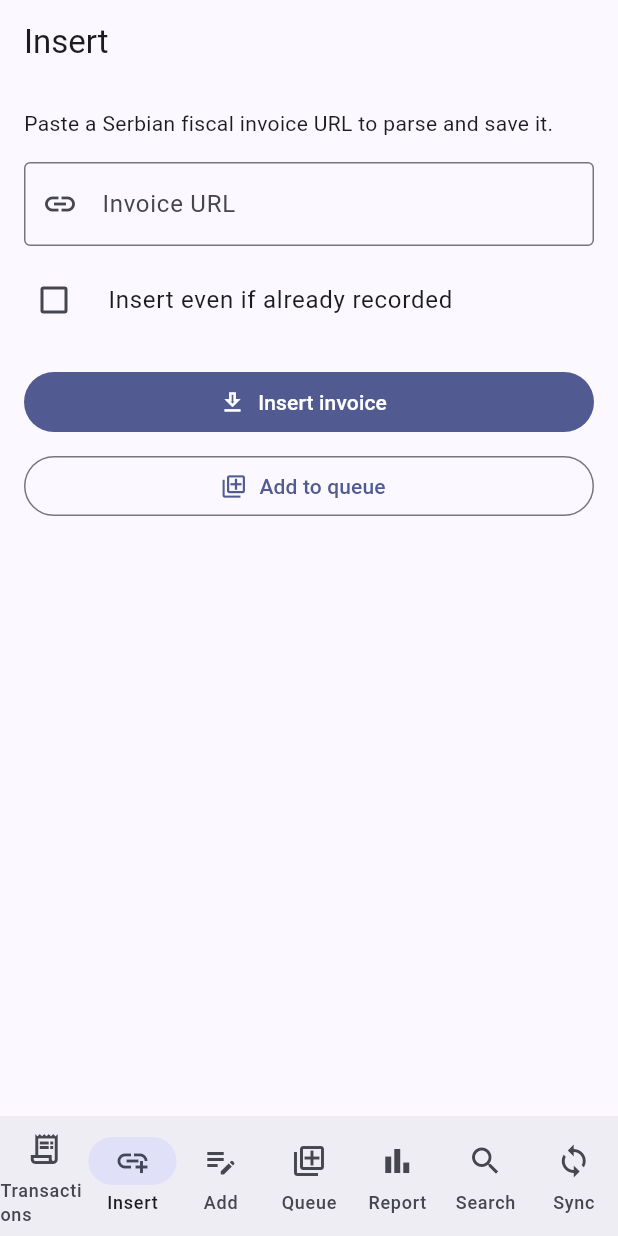
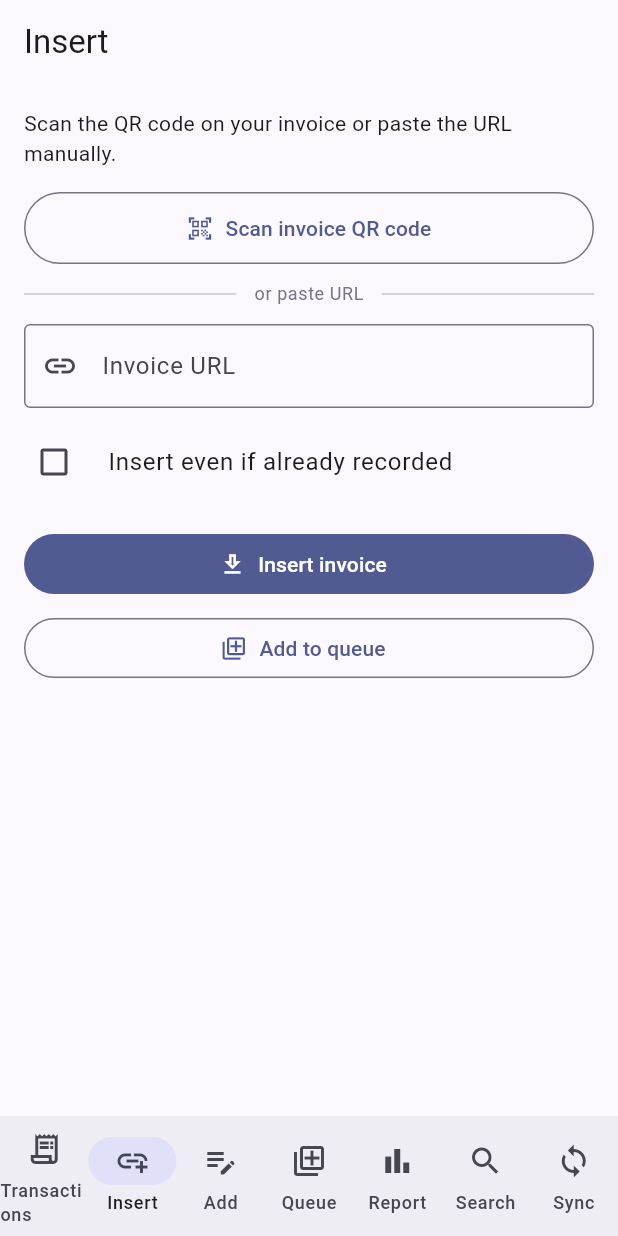
Before and after one commit to lumpsoid/localbill-flutter, a Flutter app: the screen it shows after launch, item 2 of the bottom bar chosen, on a phone screen of 412 x 824 dp. Run offline on Flutter 3.47's test engine with Material 3 defaults, Android fonts, the phone set to English and light mode, and no system bars; our stand-ins replace fast_immutable_collections; missing offline and left inert: mobile_scanner; statements that could not run were skipped.

```diff
--- a/lib/features/insert/presentation/insert_page.dart
+++ b/lib/features/insert/presentation/insert_page.dart
@@ -1,5 +1,6 @@
 import 'package:flutter/material.dart';
 
+import '../../scanner/presentation/scanner_page.dart';
 import 'insert_controller.dart';
 import 'models/insert_side_effects.dart';
 import 'models/insert_state.dart';
@@ -78,6 +79,16 @@ class _InsertPageState extends State<InsertPage> {
     );
   }
 
+  /// Open the QR scanner and, if a URL is returned, fill the text field and
+  /// immediately start parsing the invoice.
+  Future<void> _scanQr() async {
+    final url = await Navigator.of(context).push<String>(ScannerPage.route());
+    if (url == null || url.isEmpty) return;
+    _urlController.text = url;
+    // Auto-insert once the URL is scanned.
+    widget.controller.onInsertUrl(url, force: _force);
+  }
+
   @override
   void dispose() {
     widget.controller.onViewDetach();
@@ -98,10 +109,36 @@ class _InsertPageState extends State<InsertPage> {
             crossAxisAlignment: CrossAxisAlignment.stretch,
             children: [
               const Text(
-                'Paste a Serbian fiscal invoice URL to parse and save it.',
+                'Scan the QR code on your invoice or paste the URL manually.',
                 style: TextStyle(fontSize: 14),
               ),
               const SizedBox(height: 16),
+              // QR scan button — prominent, full-width
+              OutlinedButton.icon(
+                onPressed: isParsing ? null : _scanQr,
+                icon: const Icon(Icons.qr_code_scanner),
+                label: const Text('Scan invoice QR code'),
+                style: OutlinedButton.styleFrom(
+                  padding: const EdgeInsets.symmetric(vertical: 14),
+                ),
+              ),
+              const SizedBox(height: 12),
+              Row(
+                children: [
+                  const Expanded(child: Divider()),
+                  Padding(
+                    padding: const EdgeInsets.symmetric(horizontal: 12),
+                    child: Text(
+                      'or paste URL',
+                      style: Theme.of(context).textTheme.bodySmall?.copyWith(
+                            color: Theme.of(context).colorScheme.outline,
+                          ),
+                    ),
+                  ),
+                  const Expanded(child: Divider()),
+                ],
+              ),
+              const SizedBox(height: 12),
               TextField(
                 controller: _urlController,
                 enabled: !isParsing,
--- a/pubspec.yaml
+++ b/pubspec.yaml
@@ -35,6 +35,9 @@ dependencies:
   # Unique IDs for transactions
   uuid: ^4.4.0
 
+  # QR code scanner (uses native camera — Android CameraX, iOS AVFoundation)
+  mobile_scanner: ^6.0.0
+
 dev_dependencies:
   flutter_test:
     sdk: flutter
```
Also changed, not shown: lib/features/scanner/presentation/scanner_page.dart (added, +151 -0 lines), 2 other files.
